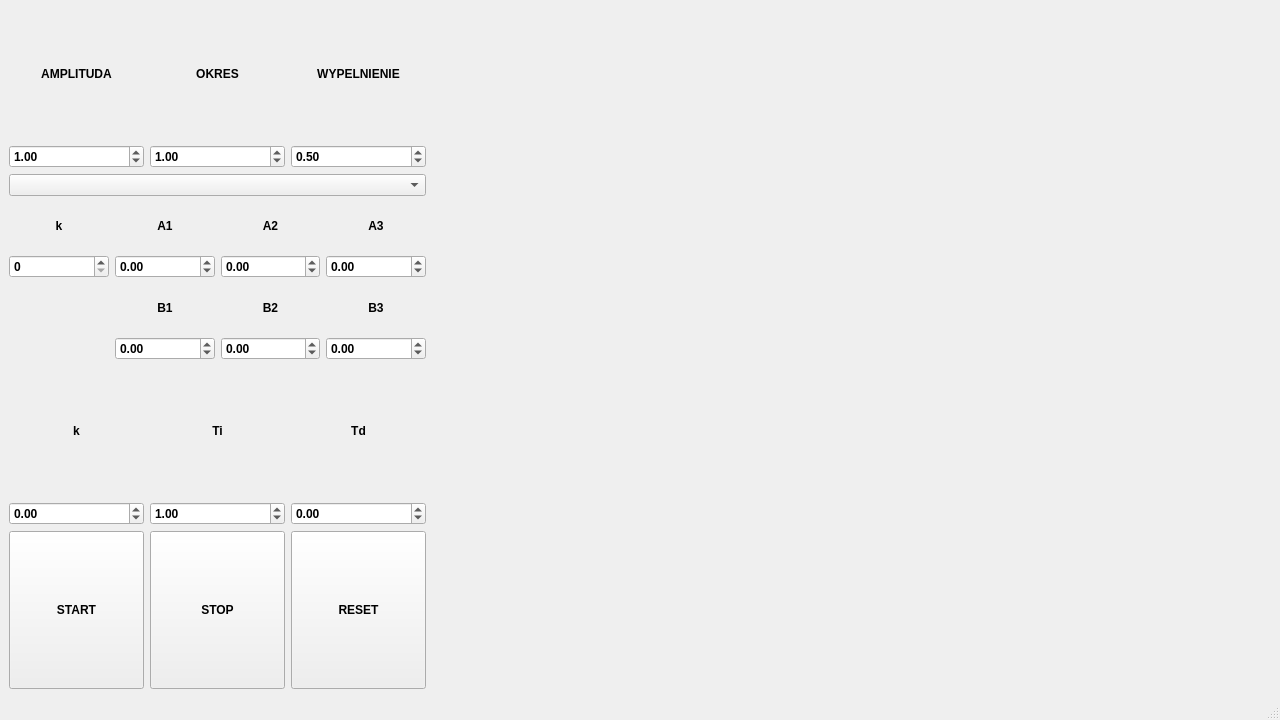
Qt form mainwindow.ui (GrzegorzFalkiewicz/AutoControl-Simulator) before a commit.
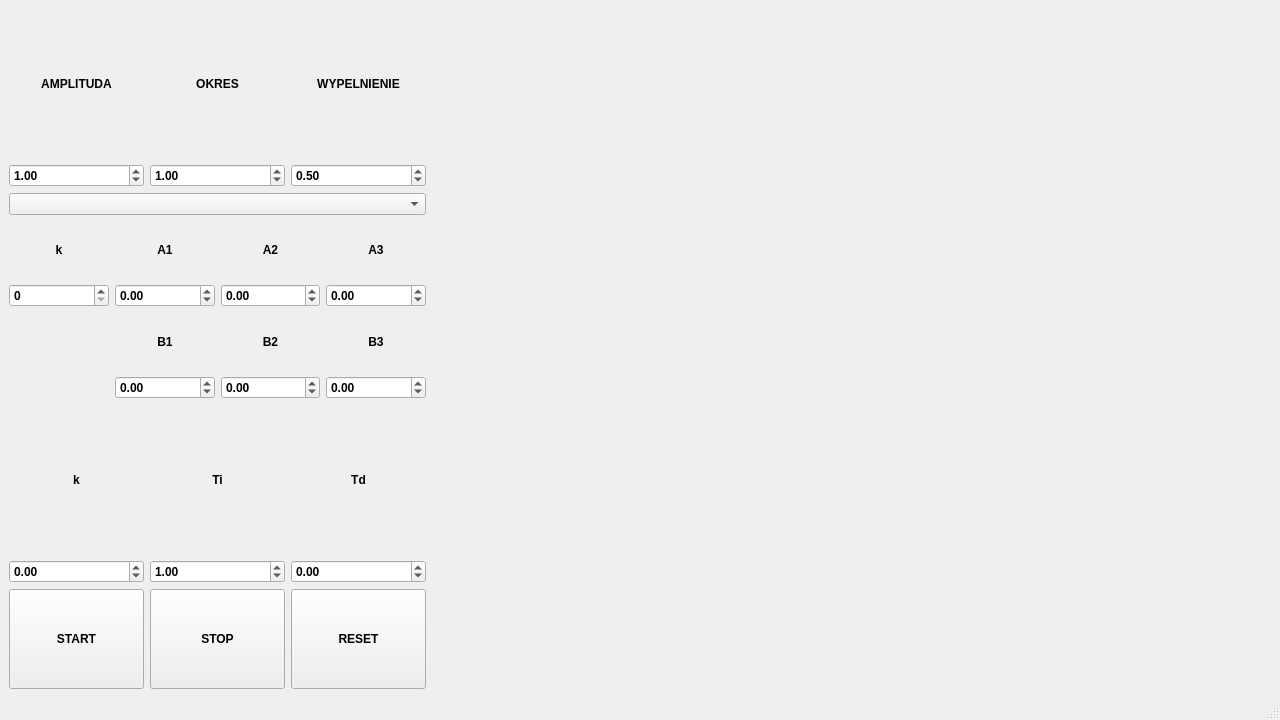
The same form after that commit.

```diff
--- a/mainwindow.ui
+++ b/mainwindow.ui
@@ -49,12 +49,6 @@
           <height>100</height>
          </size>
         </property>
-        <property name="maximumSize">
-         <size>
-          <width>16777215</width>
-          <height>300</height>
-         </size>
-        </property>
         <property name="autoFillBackground">
          <bool>true</bool>
         </property>
@@ -71,12 +65,6 @@
           <height>100</height>
          </size>
         </property>
-        <property name="maximumSize">
-         <size>
-          <width>16777215</width>
-          <height>300</height>
-         </size>
-        </property>
         <property name="autoFillBackground">
          <bool>true</bool>
         </property>
@@ -93,12 +81,6 @@
           <height>100</height>
          </size>
         </property>
-        <property name="maximumSize">
-         <size>
-          <width>16777215</width>
-          <height>300</height>
-         </size>
-        </property>
         <property name="autoFillBackground">
          <bool>true</bool>
         </property>
@@ -188,12 +170,6 @@
           <height>123</height>
          </size>
         </property>
-        <property name="maximumSize">
-         <size>
-          <width>16777215</width>
-          <height>300</height>
-         </size>
-        </property>
         <property name="layoutDirection">
          <enum>Qt::LayoutDirection::LeftToRight</enum>
         </property>
@@ -219,12 +195,6 @@
           <height>123</height>
          </size>
         </property>
-        <property name="maximumSize">
-         <size>
-          <width>16777215</width>
-          <height>300</height>
-         </size>
-        </property>
         <property name="autoFillBackground">
          <bool>true</bool>
         </property>
@@ -244,12 +214,6 @@
           <height>123</height>
          </size>
         </property>
-        <property name="maximumSize">
-         <size>
-          <width>16777215</width>
-          <height>300</height>
-         </size>
-        </property>
         <property name="autoFillBackground">
          <bool>true</bool>
         </property>
@@ -267,12 +231,6 @@
      <layout class="QGridLayout" name="gridLayout_2">
       <item row="0" column="1">
        <widget class="QLabel" name="label_5">
-        <property name="maximumSize">
-         <size>
-          <width>16777215</width>
-          <height>300</height>
-         </size>
-        </property>
         <property name="autoFillBackground">
          <bool>true</bool>
         </property>
@@ -368,12 +326,6 @@
           <height>50</height>
          </size>
         </property>
-        <property name="maximumSize">
-         <size>
-          <width>16777215</width>
-          <height>300</height>
-         </size>
-        </property>
         <property name="layoutDirection">
          <enum>Qt::LayoutDirection::LeftToRight</enum>
         </property>
@@ -414,12 +366,6 @@
      <layout class="QGridLayout" name="gridLayout_4">
       <item row="0" column="1">
        <widget class="QLabel" name="label">
-        <property name="maximumSize">
-         <size>
-          <width>16777215</width>
-          <height>300</height>
-         </size>
-        </property>
         <property name="autoFillBackground">
          <bool>true</bool>
         </property>
@@ -433,12 +379,6 @@
       </item>
       <item row="0" column="0">
        <widget class="QLabel" name="label_11">
-        <property name="maximumSize">
-         <size>
-          <width>16777215</width>
-          <height>300</height>
-         </size>
-        </property>
         <property name="autoFillBackground">
          <bool>true</bool>
         </property>
@@ -469,12 +409,6 @@
       </item>
       <item row="0" column="2">
        <widget class="QLabel" name="label_2">
-        <property name="maximumSize">
-         <size>
-          <width>16777215</width>
-          <height>300</height>
-         </size>
-        </property>
         <property name="autoFillBackground">
          <bool>true</bool>
         </property>
@@ -520,12 +454,6 @@
       </item>
       <item row="2" column="1">
        <widget class="QLabel" name="label_3">
-        <property name="maximumSize">
-         <size>
-          <width>16777215</width>
-          <height>300</height>
-         </size>
-        </property>
         <property name="autoFillBackground">
          <bool>true</bool>
         </property>
@@ -539,12 +467,6 @@
       </item>
       <item row="0" column="3">
        <widget class="QLabel" name="label_12">
-        <property name="maximumSize">
-         <size>
-          <width>16777215</width>
-          <height>300</height>
-         </size>
-        </property>
         <property name="autoFillBackground">
          <bool>true</bool>
         </property>
@@ -574,12 +496,6 @@
       </item>
       <item row="2" column="2">
        <widget class="QLabel" name="label_4">
-        <property name="maximumSize">
-         <size>
-          <width>16777215</width>
-          <height>300</height>
-         </size>
-        </property>
         <property name="autoFillBackground">
          <bool>true</bool>
         </property>
@@ -619,12 +535,6 @@
       </item>
       <item row="2" column="3">
        <widget class="QLabel" name="label_13">
-        <property name="maximumSize">
-         <size>
-          <width>16777215</width>
-          <height>300</height>
-         </size>
-        </property>
         <property name="autoFillBackground">
          <bool>true</bool>
         </property>
```
